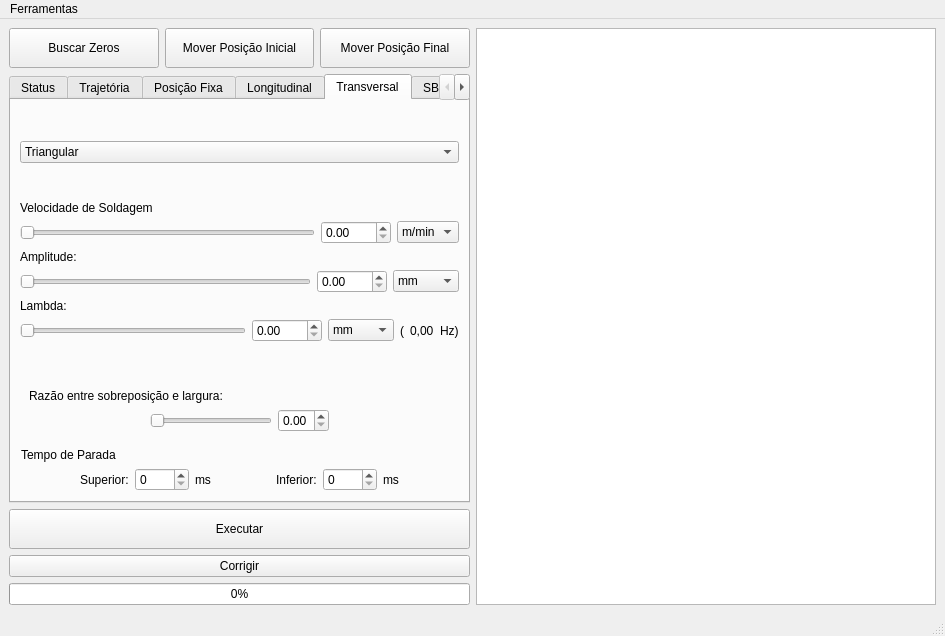
Qt form Source/ui/mainwindow.ui (rafaelppires/weldway) before a commit.
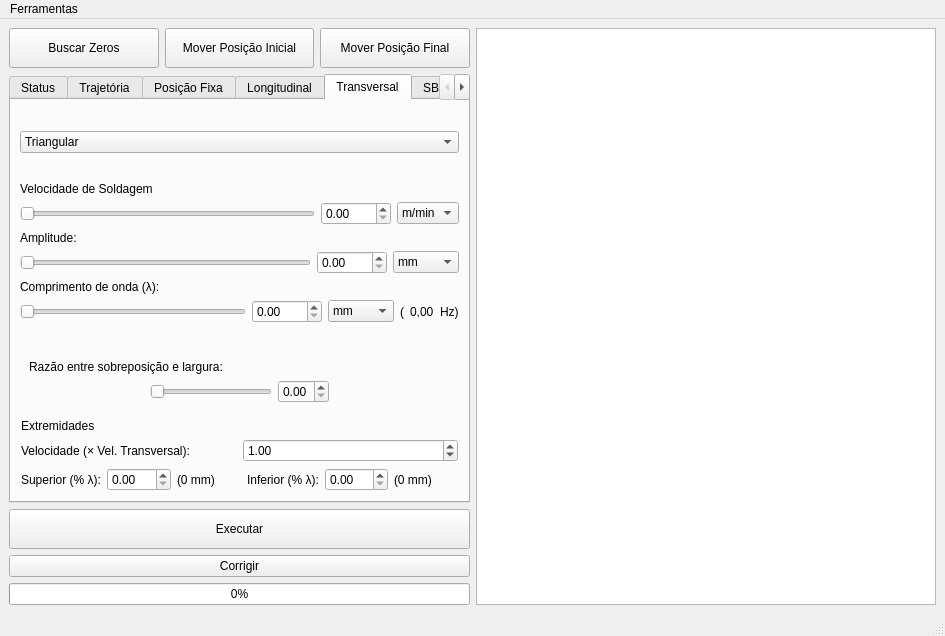
The same form after that commit.

```diff
--- a/Source/ui/mainwindow.ui
+++ b/Source/ui/mainwindow.ui
@@ -1489,7 +1489,7 @@
           <item row="0" column="0">
            <widget class="QLabel" name="label_33">
             <property name="text">
-             <string>Lambda:</string>
+             <string>Comprimento de onda (λ):</string>
             </property>
            </widget>
           </item>
@@ -1609,93 +1609,75 @@
              <item>
               <widget class="QLabel" name="label_35">
                <property name="text">
-                <string>Tempo de Parada</string>
+                <string>Extremidades</string>
                </property>
               </widget>
              </item>
+             <item>
+              <layout class="QHBoxLayout" name="horizontalLayout_2">
+               <item>
+                <widget class="QLabel" name="label_50">
+                 <property name="text">
+                  <string>Velocidade (× Vel. Transversal):</string>
+                 </property>
+                </widget>
+               </item>
+               <item>
+                <widget class="QDoubleSpinBox" name="doubleSpinBox_3">
+                 <property name="maximum">
+                  <double>4.000000000000000</double>
+                 </property>
+                 <property name="value">
+                  <double>1.000000000000000</double>
+                 </property>
+                </widget>
+               </item>
+              </layout>
+             </item>
              <item>
               <layout class="QHBoxLayout" name="horizontalLayout_6">
-               <item>
-                <spacer name="horizontalSpacer_5">
-                 <property name="orientation">
-                  <enum>Qt::Horizontal</enum>
-                 </property>
-                 <property name="sizeHint" stdset="0">
-                  <size>
-                   <width>40</width>
-                   <height>20</height>
-                  </size>
-                 </property>
-                </spacer>
-               </item>
                <item>
                 <widget class="QLabel" name="stopTimeLabel">
                  <property name="text">
-                  <string>Superior:</string>
+                  <string>Superior (% λ):</string>
                  </property>
                 </widget>
                </item>
                <item>
-                <widget class="QSpinBox" name="supSpinBox">
+                <widget class="QDoubleSpinBox" name="doubleSpinBox">
                  <property name="maximum">
-                  <number>1500</number>
+                  <double>50.000000000000000</double>
                  </property>
                 </widget>
                </item>
                <item>
                 <widget class="QLabel" name="label_37">
                  <property name="text">
-                  <string>ms</string>
+                  <string>(0 mm)</string>
                  </property>
                 </widget>
                </item>
-               <item>
-                <spacer name="horizontalSpacer_6">
-                 <property name="orientation">
-                  <enum>Qt::Horizontal</enum>
-                 </property>
-                 <property name="sizeHint" stdset="0">
-                  <size>
-                   <width>40</width>
-                   <height>20</height>
-                  </size>
-                 </property>
-                </spacer>
-               </item>
                <item>
                 <widget class="QLabel" name="label_38">
                  <property name="text">
-                  <string>Inferior:</string>
+                  <string>Inferior (% λ):</string>
                  </property>
                 </widget>
                </item>
                <item>
-                <widget class="QSpinBox" name="infSpinBox">
+                <widget class="QDoubleSpinBox" name="doubleSpinBox_2">
                  <property name="maximum">
-                  <number>1500</number>
+                  <double>50.000000000000000</double>
                  </property>
                 </widget>
                </item>
                <item>
                 <widget class="QLabel" name="label_39">
                  <property name="text">
-                  <string>ms</string>
+                  <string>(0 mm)</string>
                  </property>
                 </widget>
                </item>
-               <item>
-                <spacer name="horizontalSpacer_7">
-                 <property name="orientation">
-                  <enum>Qt::Horizontal</enum>
-                 </property>
-                 <property name="sizeHint" stdset="0">
-                  <size>
-                   <width>40</width>
-                   <height>20</height>
-                  </size>
-                 </property>
-                </spacer>
-               </item>
               </layout>
              </item>
             </layout>
```
Left out of the diff: 2 changed lines with no effect on the pictures.
